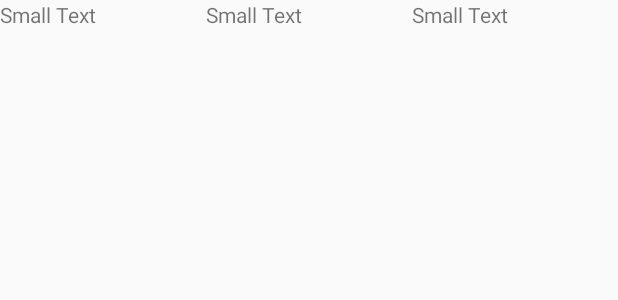
After one commit to Eddoson/Diablo3App, an Android app: the layout leaderboard_list_component.xml on its own in the app's theme, with its tools: preview values and no code run, on a phone screen of 412 x 824 dp. The commit adds this screen. Shown: the top 300 px of the screen. Run offline under Robolectric (Android 15) with nearby library versions, the phone set to English and light mode, and no system bars.

Commit message:
Leaderboard Work 1. Leaderboard successfully lists descending highscore usernames 2. Your username and rank is displayed at the top 3. Search edittext does NOT work yet.

```diff
--- /dev/null
+++ b/app/src/main/res/layout/leaderboard_list_component.xml
@@ -0,0 +1,30 @@
+<?xml version="1.0" encoding="utf-8"?>
+<LinearLayout xmlns:android="http://schemas.android.com/apk/res/android"
+              android:layout_width="match_parent"
+              android:layout_height="match_parent">
+
+    <TextView
+        android:layout_width="wrap_content"
+        android:layout_height="wrap_content"
+        android:textAppearance="?android:attr/textAppearanceSmall"
+        android:text="Small Text"
+        android:id="@+id/textViewPlayerNumber"
+        android:layout_weight="1"/>
+
+    <TextView
+        android:layout_width="wrap_content"
+        android:layout_height="wrap_content"
+        android:textAppearance="?android:attr/textAppearanceSmall"
+        android:text="Small Text"
+        android:id="@+id/textViewPlayerName"
+        android:layout_weight="1"/>
+
+    <TextView
+        android:layout_width="wrap_content"
+        android:layout_height="wrap_content"
+        android:textAppearance="?android:attr/textAppearanceSmall"
+        android:text="Small Text"
+        android:id="@+id/textViewPlayerScore"
+        android:layout_weight="1"/>
+
+</LinearLayout>
```
Also changed, not shown: app/src/main/java/com/example/eddoson/diablo3app/Friend.java (+41 -1 lines), app/src/main/java/com/example/eddoson/diablo3app/GameMenuActivity.java (+24 -0 lines), app/src/main/java/com/example/eddoson/diablo3app/LeaderboardActivity.java (+63 -0 lines), app/src/main/java/com/example/eddoson/diablo3app/LeaderboardAdapter.java (added, +55 -0 lines).
